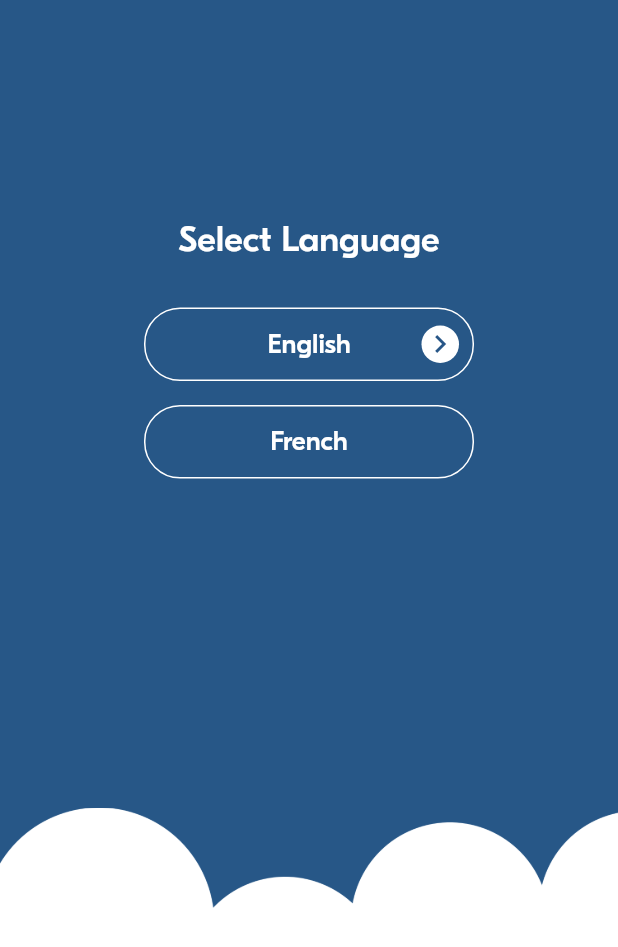
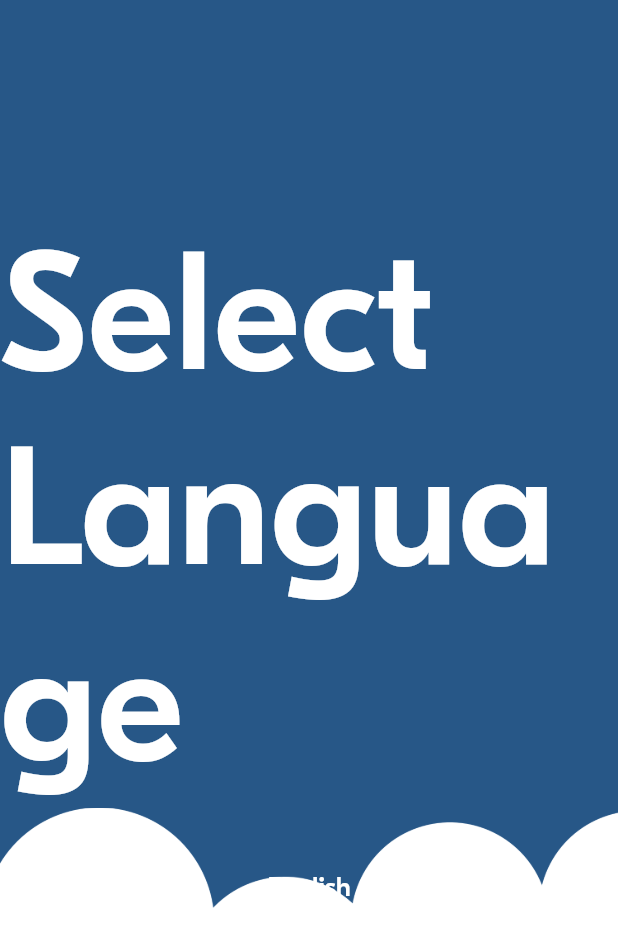
Before and after one commit to mainerprenuer/ayyah_ride_driver, a Flutter app: the Language screen opened directly, on a phone screen of 412 x 824 dp. Shown: the top 947 px of the screen. Run offline on Flutter 3.47's test engine with Material 2 defaults, Android fonts, the light colour scheme and no system bars; our stand-ins replace bloc, charts_flutter, dio, dotted_border, equatable, flutter_bloc and 5 more; missing offline and left inert: country_pickers, data_connection_checker; accounts and stored records are empty.

Commit message:
widgets works..

```diff
--- a/lib/common/my_const.dart
+++ b/lib/common/my_const.dart
@@ -1,4 +1,4 @@
-const String kAppName = "Viit Customer";
+const String kAppName = "Ayyah Customer";
 const String kAPIBaseURL = "http://api.xlcabking.softclutch.com/api";
 
 const String kLoremText =
--- a/lib/common/my_theme.dart
+++ b/lib/common/my_theme.dart
@@ -1,3 +1,5 @@
+// ignore_for_file: deprecated_member_use
+
 import 'package:flutter/material.dart';
 import 'package:ayyah_ride_driver/common/my_colors.dart';
 
@@ -22,17 +24,17 @@ get kAppThemeData => ThemeData(
       iconTheme: IconThemeData(color: kBlack),
       fontFamily: "GT-Eesti",
       textTheme: TextTheme(
-        headline: TextStyle(
+        headline1: TextStyle(
           color: kBlack,
         ),
-        title: TextStyle(
-          fontStyle: FontStyle.normal,
-          color: kBlack,
-        ),
-        body1: TextStyle(
-          color: kBlack,
-        ),
-        subtitle: TextStyle(
+        // title: TextStyle(
+        //   fontStyle: FontStyle.normal,
+        //   color: kBlack,
+        // ),
+        // body1: TextStyle(
+        //   color: kBlack,
+        // ),
+        subtitle1: TextStyle(
           color: kBlack,
         ),
       ),
--- a/lib/features/home/home_nav_drawer.dart
+++ b/lib/features/home/home_nav_drawer.dart
@@ -176,7 +176,7 @@ class MyNavDrawer extends StatelessWidget {
             ),
             Text(
               "Drive with Viit",
-              style: Theme.of(context).textTheme.subtitle.copyWith(
+              style: Theme.of(context).textTheme.subtitle1.copyWith(
                     color: Colors.white,
                     fontSize: 16,
                   ),
@@ -209,7 +209,7 @@ class MyNavDrawer extends StatelessWidget {
               ),
               title: Text(
                 "Melissa Brunt",
-                style: Theme.of(context).textTheme.title.copyWith(
+                style: Theme.of(context).textTheme.subtitle1.copyWith(
                       fontSize: 18,
                       color: Colors.white,
                     ),
@@ -241,7 +241,7 @@ class MyNavDrawer extends StatelessWidget {
                       "4.3",
                       style: Theme.of(context)
                           .textTheme
-                          .subtitle
+                          .subtitle1
                           .copyWith(color: Colors.white),
                     ),
                   ],
--- a/lib/features/language/language_screen.dart
+++ b/lib/features/language/language_screen.dart
@@ -88,7 +88,7 @@ class _LanguageState extends State<Language> {
               ),
               Text(
                 "Select Language",
-                style: Theme.of(context).textTheme.headline.copyWith(
+                style: Theme.of(context).textTheme.headline1.copyWith(
                       color: Colors.white,
                     ),
               ),
@@ -109,7 +109,7 @@ class _LanguageState extends State<Language> {
                 height: 16,
               ),
               LanguageButton(
-                btnTxt: "French",
+                btnTxt: "Hausa",
                 btnOnTap: () {
                   application.onLocaleChanged(Locale("fr", "French"));
                   languageBloc.add(SelectLanEvent("fr", "French"));
--- a/lib/features/loginsignup/login_faceid/login_faceid_screen.dart
+++ b/lib/features/loginsignup/login_faceid/login_faceid_screen.dart
@@ -116,7 +116,7 @@ class _LoginFaceIDState extends State<LoginFaceID> {
             ),
             child: Text(
               "Allow sign in with Face ID?",
-              style: Theme.of(context).textTheme.title.copyWith(
+              style: Theme.of(context).textTheme.headline6.copyWith(
                     color: kLoginBlack,
                     letterSpacing: 0.47,
                     fontSize: 20,
@@ -185,7 +185,7 @@ class _LoginFaceIDState extends State<LoginFaceID> {
             ),
             child: Text(
               "We will require face recognition after 2 minutes of inactivity. You can change the frequency in app settings.",
-              style: Theme.of(context).textTheme.body2.copyWith(
+              style: Theme.of(context).textTheme.bodyText1.copyWith(
                     color: kTextLoginfaceid,
                     fontSize: 15,
                     letterSpacing: 0.17,
--- a/lib/features/loginsignup/reset_password/forgot/forgot_password_screen.dart
+++ b/lib/features/loginsignup/reset_password/forgot/forgot_password_screen.dart
@@ -99,7 +99,7 @@ class _ForgotState extends State<Forgot> {
             padding: const EdgeInsets.only(left: 46, right: 46),
             child: Text(
               "Forgot Password",
-              style: Theme.of(context).textTheme.headline.copyWith(
+              style: Theme.of(context).textTheme.headline1.copyWith(
                     color: kLoginBlack,
                     fontSize: 20,
                   ),
@@ -151,7 +151,7 @@ class _ForgotState extends State<Forgot> {
                 child: Text(
                   "Back to Sign In",
                   textAlign: TextAlign.center,
-                  style: Theme.of(context).textTheme.subhead.copyWith(
+                  style: Theme.of(context).textTheme.subtitle1.copyWith(
                         color: kAccentColor,
                         fontSize: 16,
                       ),
--- a/lib/features/loginsignup/reset_password/otp/otp_screen.dart
+++ b/lib/features/loginsignup/reset_password/otp/otp_screen.dart
@@ -99,7 +99,7 @@ class _OTPState extends State<OTP> {
             padding: const EdgeInsets.only(left: 46, right: 46),
             child: Text(
               "OTP Verification",
-              style: Theme.of(context).textTheme.headline.copyWith(
+              style: Theme.of(context).textTheme.headline1.copyWith(
                     color: kLoginBlack,
                     fontSize: 20,
                   ),
@@ -145,7 +145,7 @@ class _OTPState extends State<OTP> {
                 child: Text(
                   "I didn’t receive a code!",
                   textAlign: TextAlign.center,
-                  style: Theme.of(context).textTheme.subhead.copyWith(
+                  style: Theme.of(context).textTheme.subtitle1.copyWith(
                         color: kTextLoginfaceid,
                         fontSize: 15,
                       ),
@@ -166,7 +166,7 @@ class _OTPState extends State<OTP> {
                 child: Text(
                   "Resend",
                   textAlign: TextAlign.center,
-                  style: Theme.of(context).textTheme.subhead.copyWith(
+                  style: Theme.of(context).textTheme.subtitle1.copyWith(
                         color: kAccentColor,
                         fontSize: 16,
                       ),
--- a/lib/widgets/language_button.dart
+++ b/lib/widgets/language_button.dart
@@ -26,12 +26,7 @@ class LanguageButton extends StatelessWidget {
         Container(
           width: 220,
           height: 49,
-          child: FlatButton(
-            shape: RoundedRectangleBorder(
-              borderRadius: BorderRadius.circular(24.0),
-              side: BorderSide(color: Colors.white),
-            ),
-            color: btnColor,
+          child: TextButton(
             onPressed: btnOnTap,
             child: Padding(
               padding: const EdgeInsets.only(
--- a/lib/widgets/my_vehicle_item_layout_widget.dart
+++ b/lib/widgets/my_vehicle_item_layout_widget.dart
@@ -1,3 +1,5 @@
+// ignore_for_file: missing_required_param
+
 import 'package:flutter/material.dart';
 import 'package:flutter/widgets.dart';
 import 'package:ayyah_ride_driver/widgets/square_outline_button_widget.dart';
--- a/lib/widgets/nav_menu_item.dart
+++ b/lib/widgets/nav_menu_item.dart
@@ -50,7 +50,7 @@ class NavMenuItem extends StatelessWidget {
               padding: const EdgeInsets.only(left: 12),
               child: Text(
                 title,
-                style: Theme.of(context).textTheme.title.copyWith(
+                style: Theme.of(context).textTheme.headline6.copyWith(
                       color:
                           navDecorationType == NavItemDecorationType.HIGHLIGHTED
                               ? Colors.white
--- a/lib/widgets/privacy_widget.dart
+++ b/lib/widgets/privacy_widget.dart
@@ -1,3 +1,5 @@
+// ignore_for_file: missing_required_param
+
 import 'package:flutter/cupertino.dart';
 import 'package:flutter/material.dart';
 import 'package:flutter/widgets.dart';
--- a/lib/widgets/viit_appbar.dart
+++ b/lib/widgets/viit_appbar.dart
@@ -120,7 +120,7 @@ class ViitTitleWidget extends StatelessWidget {
   Widget build(BuildContext context) {
     return Text(
       title,
-      style: Theme.of(context).textTheme.title.copyWith(
+      style: Theme.of(context).textTheme.headline6.copyWith(
             color: Colors.white,
             fontSize: 22,
           ),
```
Also changed, not shown: lib/features/loginsignup/login/login_screen.dart (+6 -6 lines), lib/widgets/flat_button_widget.dart (+3 -5 lines), lib/widgets/help_widget.dart (+3 -10 lines), lib/widgets/onboard_widget.dart (+6 -4 lines), lib/widgets/square_outline_button_widget.dart (+7 -7 lines).
